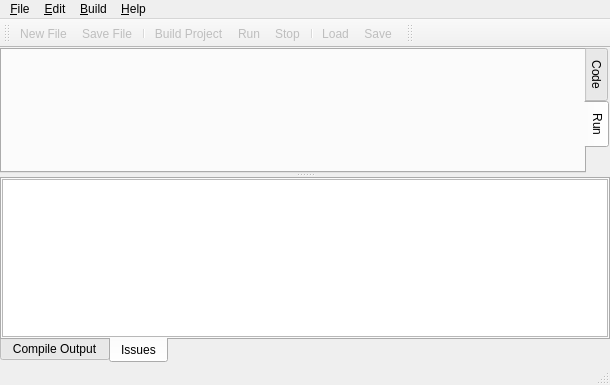
Above: src/simdsp.ui from lmcapacho/SimDSP before the change. Below: the same form after it.
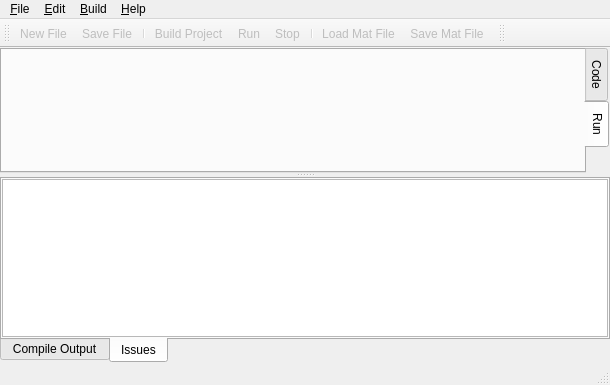
That is the form after the change. The open tabs and pages were chosen to show the change. Icons and pictures are not drawn. Custom widgets are drawn as their Qt base class.

What changed in the file:
```diff
--- a/src/simdsp.ui
+++ b/src/simdsp.ui
@@ -414,7 +414,7 @@
      <normaloff>:/resources/images/icons/load_mat.png</normaloff>:/resources/images/icons/load_mat.png</iconset>
    </property>
    <property name="text">
-    <string>Load</string>
+    <string>Load Mat File</string>
    </property>
    <property name="toolTip">
     <string>Load Mat File</string>
@@ -516,7 +516,7 @@
      <normaloff>:/resources/images/icons/save_mat.png</normaloff>:/resources/images/icons/save_mat.png</iconset>
    </property>
    <property name="text">
-    <string>Save</string>
+    <string>Save Mat File</string>
    </property>
    <property name="toolTip">
     <string>Save Mat File</string>
```
Left out of the diff: 8 changed lines with no effect on the pictures.
